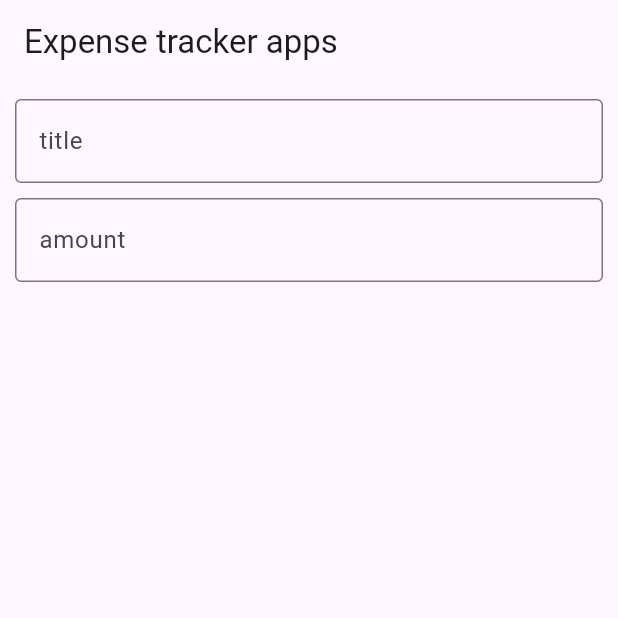
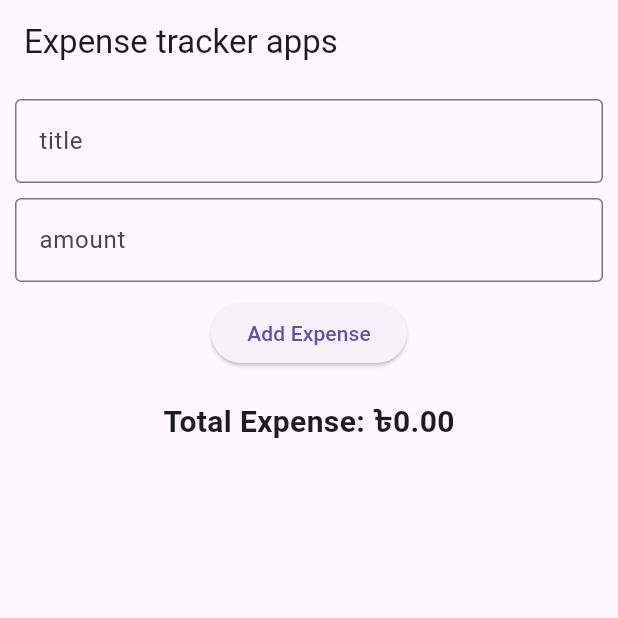
Before and after one commit to RimonChakma/Expense-Tracker-app-stateful, a Flutter app: the screen it shows after launch, on a phone screen of 412 x 824 dp, the top half of it. Run offline on Flutter 3.47's test engine with Material 3 defaults, Android fonts, the phone set to English and light mode, and no system bars.

Commit message:
create total expense

```diff
--- a/lib/expense_tracker.dart
+++ b/lib/expense_tracker.dart
@@ -27,6 +27,10 @@ class _ExpenseTrackerScreenState extends State<ExpenseTrackerScreen> {
     }
   }
 
+  double get totalExpense {
+    return expenses.fold(0, (sum, item) => sum + item['amount']);
+  }
+
   @override
   Widget build(BuildContext context) {
     return Scaffold(
@@ -35,6 +39,7 @@ class _ExpenseTrackerScreenState extends State<ExpenseTrackerScreen> {
         padding: const EdgeInsets.all(10),
         child: Column(
           children: [
+
             TextFormField(
               keyboardType: TextInputType.text,
               controller: titleController,
@@ -52,6 +57,17 @@ class _ExpenseTrackerScreenState extends State<ExpenseTrackerScreen> {
                 border: OutlineInputBorder(),
                 hintText: "amount"
             ),),
+
+            SizedBox(height: 10),
+            ElevatedButton(
+              onPressed: addExpense,
+              child: Text('Add Expense'),
+            ),
+            SizedBox(height: 20),
+            Text(
+              'Total Expense: ৳${totalExpense.toStringAsFixed(2)}',
+              style: TextStyle(fontSize: 20, fontWeight: FontWeight.bold),
+            ),
           ],
         ),
       ),
```
